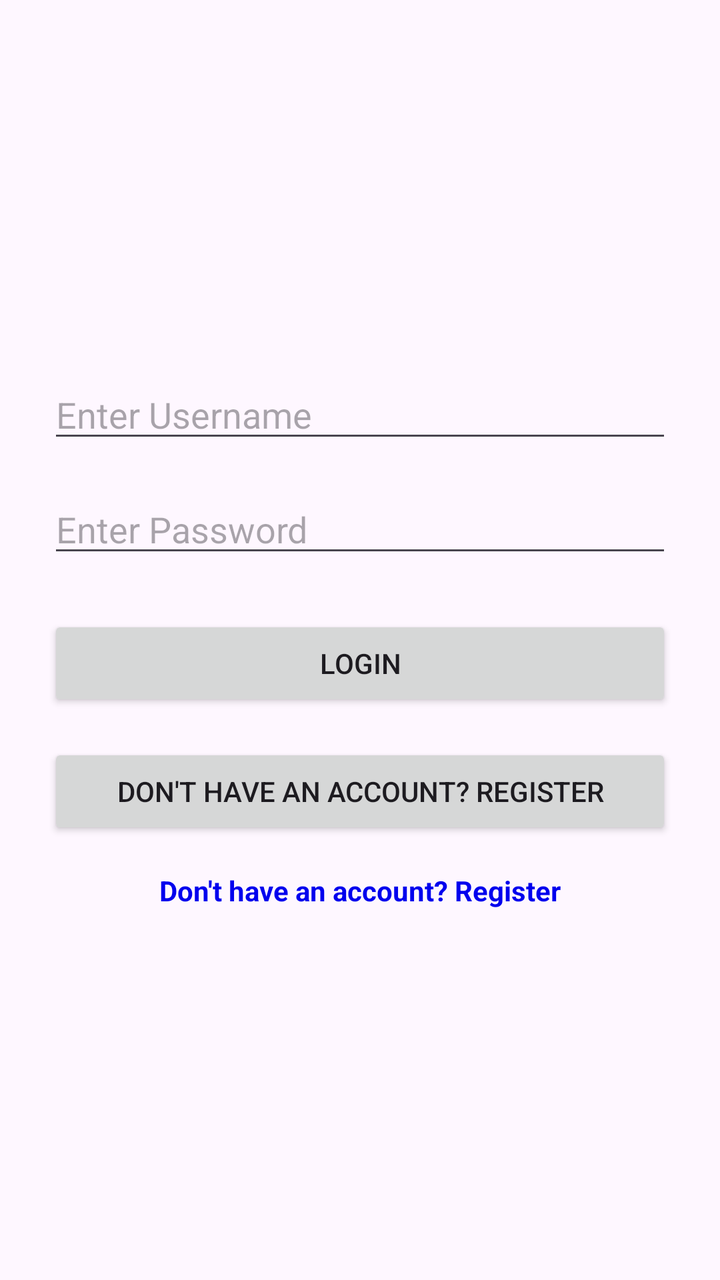
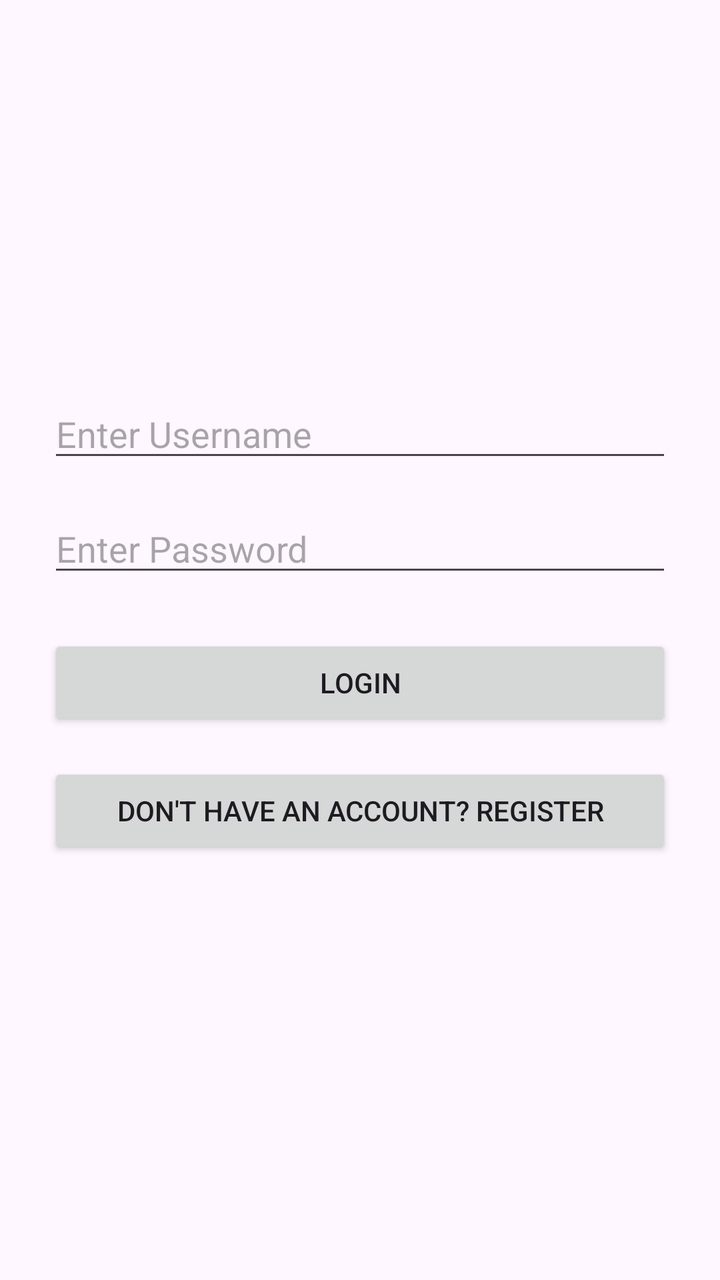

The first picture is an Android layout as it rendered before a commit; the second is the same layout after the commit. The layout source and the unified diff follow.
<!-- AndroidManifest.xml: application theme Theme.Validation -->
<!-- res/layout/activity_login.xml -->
<?xml version="1.0" encoding="utf-8"?>
<LinearLayout
    xmlns:android="http://schemas.android.com/apk/res/android"
    xmlns:tools="http://schemas.android.com/tools"
    android:id="@+id/main"
    android:layout_width="match_parent"
    android:layout_height="match_parent"
    android:orientation="vertical"
    android:padding="24dp"
    android:gravity="center"
    tools:context=".LoginActivity">

    
    <EditText
        android:id="@+id/username"
        android:layout_width="match_parent"
        android:layout_height="wrap_content"
        android:hint="Enter Username"
        android:inputType="textPersonName"
        android:layout_marginBottom="16dp"/>

    
    <EditText
        android:id="@+id/password"
        android:layout_width="match_parent"
        android:layout_height="wrap_content"
        android:hint="Enter Password"
        android:inputType="textPassword"
        android:layout_marginBottom="24dp"/>

    
    <Button
        android:id="@+id/loginBtn"
        android:layout_width="match_parent"
        android:layout_height="wrap_content"
        android:text="Login"
        android:layout_marginBottom="16dp"/>

    
    <Button
        android:id="@+id/goRegister"
        android:layout_width="match_parent"
        android:layout_height="wrap_content"
        android:text="Don't have an account? Register"
        android:layout_marginBottom="16dp"/>
    <TextView

        android:layout_width="wrap_content"
        android:layout_height="wrap_content"
        android:text="Don't have an account? Register"
        android:textColor="#0000EE"
        android:textStyle="bold"/>

</LinearLayout>
<!-- resources referenced by this layout -->
<resources>
  <style name="Theme.Validation" parent="Base.Theme.Validation" />
  <style name="Base.Theme.Validation" parent="Theme.Material3.DayNight.NoActionBar">
          
          
      </style>
</resources>

<!-- the commit's change to res/layout/activity_login.xml (unified diff, before → after) -->
@@ -43,12 +43,6 @@
         android:layout_height="wrap_content"
         android:text="Don't have an account? Register"
         android:layout_marginBottom="16dp"/>
-    <TextView
 
-        android:layout_width="wrap_content"
-        android:layout_height="wrap_content"
-        android:text="Don't have an account? Register"
-        android:textColor="#0000EE"
-        android:textStyle="bold"/>
 
 </LinearLayout>
